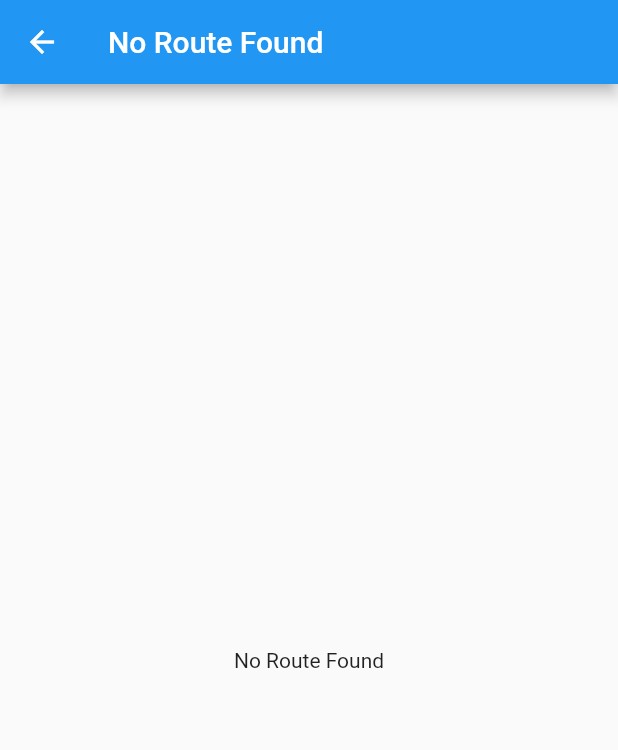
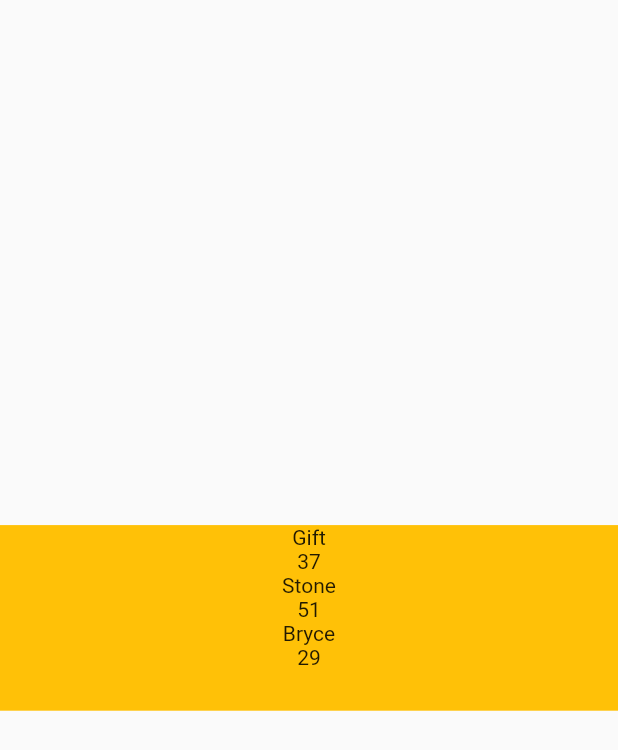
Before and after one commit to Rohit-Kushwaha/jsonType, a Flutter app: the screen it shows after launch, after a tap on "Type 4", on a phone screen of 412 x 824 dp. Shown: the top 750 px of the screen. Run offline on Flutter 3.47's test engine with Material 2 defaults, Android fonts, the phone set to English and light mode, and no system bars.

Commit message:
jsonType4

```diff
--- /dev/null
+++ b/json_parsing_type/assets/json/type4.json
@@ -0,0 +1,14 @@
+[
+    {
+        "name": "Gift",
+        "age": 37
+    },
+    {
+        "name": "Stone",
+        "age": 51
+    },
+    {
+        "name": "Bryce",
+        "age": 29
+    }
+]
--- a/json_parsing_type/lib/main.dart
+++ b/json_parsing_type/lib/main.dart
@@ -1,7 +1,5 @@
 import 'package:flutter/material.dart';
-import 'package:json_parsing_type/constant/app_constant.dart';
 import 'package:json_parsing_type/routes/routes.dart';
-import 'package:json_parsing_type/screens/home.dart';
 
 void main() {
   runApp(const MyApp());
--- /dev/null
+++ b/json_parsing_type/lib/model/type4.dart
@@ -0,0 +1,29 @@
+// To parse this JSON data, do
+//
+//     final type4Model = type4ModelFromJson(jsonString);
+
+import 'dart:convert';
+
+List<Type4Model> type4ModelFromJson(String str) => List<Type4Model>.from(json.decode(str).map((x) => Type4Model.fromJson(x)));
+
+String type4ModelToJson(List<Type4Model> data) => json.encode(List<dynamic>.from(data.map((x) => x.toJson())));
+
+class Type4Model {
+    Type4Model({
+        required this.name,
+        required this.age,
+    });
+
+    final String name;
+    final int age;
+
+    factory Type4Model.fromJson(Map<String, dynamic> json) => Type4Model(
+        name: json["name"],
+        age: json["age"],
+    );
+
+    Map<String, dynamic> toJson() => {
+        "name": name,
+        "age": age,
+    };
+}
--- a/json_parsing_type/lib/routes/routes.dart
+++ b/json_parsing_type/lib/routes/routes.dart
@@ -4,6 +4,7 @@ import 'package:json_parsing_type/screens/home.dart';
 import 'package:json_parsing_type/screens/type1.dart';
 import 'package:json_parsing_type/screens/type2.dart';
 import 'package:json_parsing_type/screens/type3.dart';
+import 'package:json_parsing_type/screens/type4.dart';
 
 
 class Routes {
@@ -28,6 +29,8 @@ class RouteGenerators {
         return MaterialPageRoute(builder: (_) => const Type2());
          case Routes.type3:
         return MaterialPageRoute(builder: (_) => const Type3());
+         case Routes.type4:
+        return MaterialPageRoute(builder: (_) => const Type4());
 
 
       default:
--- /dev/null
+++ b/json_parsing_type/lib/screens/type4.dart
@@ -0,0 +1,83 @@
+import 'package:flutter/material.dart';
+import 'package:flutter/services.dart';
+import 'package:json_parsing_type/model/type4.dart';
+
+class Type4 extends StatefulWidget {
+  const Type4({super.key});
+
+  @override
+  State<Type4> createState() => _Type4State();
+}
+
+class _Type4State extends State<Type4> {
+  @override
+  void initState() {
+    _readType4JsonData();
+    super.initState();
+  }
+
+  @override
+  Widget build(BuildContext context) {
+    return SafeArea(
+      child: Scaffold(
+        body: SizedBox(
+          width: double.infinity,
+          child: Column(
+              crossAxisAlignment: CrossAxisAlignment.center,
+              mainAxisAlignment: MainAxisAlignment.center,
+              children: [
+                SizedBox(
+                  width: double.infinity,
+                  height: MediaQuery.of(context).size.width * .3,
+                  child: FutureBuilder(
+                      future: _readType4JsonData(),
+                      builder: (context, snapshot) {
+                        var data = snapshot.data;
+                        if (snapshot.hasData && data!.isNotEmpty) {
+                          return Container(
+                            color: Colors.amber,
+                            height: MediaQuery.of(context).size.width * .3,
+                            width: double.infinity,
+                            child: Column(
+                              children: [
+                                SizedBox(
+                                  height: MediaQuery.of(context).size.width * .3,
+                                  child: ListView.builder(
+                                    shrinkWrap: true,
+                                    itemCount: data.length,
+                                    itemBuilder: (context, index) {
+                                    return Container(
+                                      color: Colors.amber,
+                                      child: Column(
+                                        children: [
+                                          Text(data[index].name),
+                                          Text(data[index].age.toString()),
+                                        ],
+                                      ),
+                                    );
+                                  }),
+                                )
+
+                                // Text(data.age.toString()),
+                              ],
+                            ),
+                          );
+                        } else {
+                          return const Center(
+                            child: Text("Something went wrong"),
+                          );
+                        }
+                      }),
+                ),
+              ]),
+        ),
+      ),
+    );
+  }
+
+  Future<List<Type4Model>> _readType4JsonData() async {
+    final jsonString = await rootBundle.loadString("assets/json/type4.json");
+    final jsonResponse = type4ModelFromJson(jsonString);
+    return jsonResponse;
+  }
+}
```
